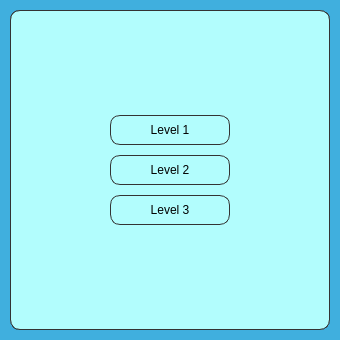
Qt form data/menu_ui/menu.ui (volinvd/pg_game) before a commit.
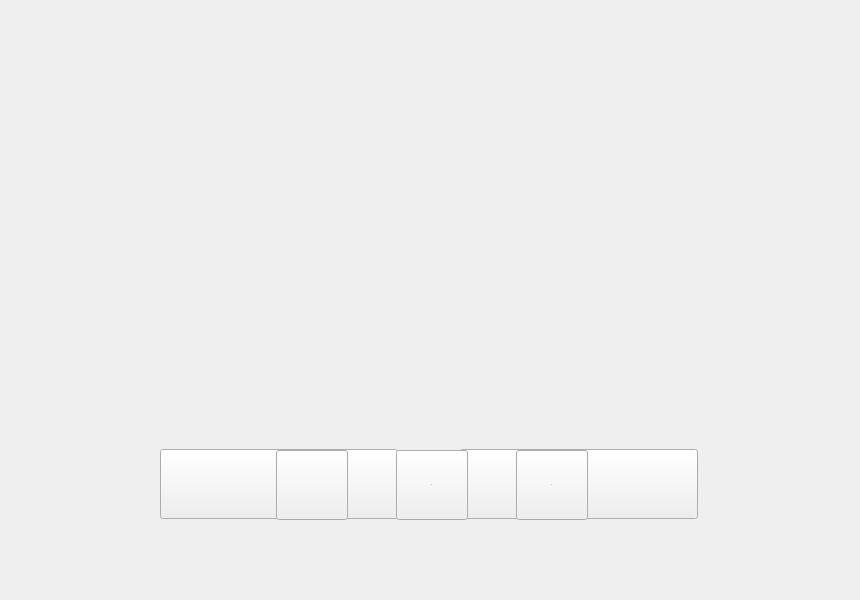
The same form after that commit. Icons and pictures are not drawn.

Diff of the .ui file:
```diff
--- a/data/menu_ui/menu.ui
+++ b/data/menu_ui/menu.ui
@@ -6,122 +6,160 @@
    <rect>
     <x>0</x>
     <y>0</y>
-    <width>340</width>
-    <height>340</height>
+    <width>860</width>
+    <height>600</height>
    </rect>
   </property>
   <property name="windowTitle">
    <string>MainWindow</string>
   </property>
   <property name="styleSheet">
-   <string notr="true">background-color: rgb(64, 175, 222)</string>
+   <string notr="true"/>
   </property>
   <widget class="QWidget" name="centralwidget">
    <widget class="QWidget" name="main_menu" native="true">
     <property name="geometry">
      <rect>
-      <x>10</x>
-      <y>10</y>
-      <width>320</width>
-      <height>320</height>
+      <x>0</x>
+      <y>449</y>
+      <width>861</width>
+      <height>71</height>
      </rect>
     </property>
     <property name="styleSheet">
-     <string notr="true">border: 1px solid #333;
-border-radius: 10px;
-background-color:rgb(178, 253, 253)</string>
+     <string notr="true"/>
     </property>
     <widget class="QPushButton" name="settings">
      <property name="geometry">
       <rect>
-       <x>100</x>
-       <y>185</y>
-       <width>120</width>
-       <height>30</height>
+       <x>460</x>
+       <y>0</y>
+       <width>238</width>
+       <height>70</height>
       </rect>
      </property>
-     <property name="text">
-      <string>Settings</string>
+     <property name="styleSheet">
+      <string notr="true">background-color: &quot;#081c16&quot;;</string>
      </property>
-    </widget>
-    <widget class="QPushButton" name="continue_game">
-     <property name="geometry">
-      <rect>
-       <x>100</x>
-       <y>145</y>
-       <width>120</width>
-       <height>30</height>
-      </rect>
-     </property>
      <property name="text">
-      <string>Continue The Game</string>
+      <string/>
      </property>
     </widget>
     <widget class="QPushButton" name="new_game">
      <property name="geometry">
       <rect>
-       <x>100</x>
-       <y>105</y>
-       <width>120</width>
-       <height>30</height>
+       <x>160</x>
+       <y>0</y>
+       <width>238</width>
+       <height>70</height>
       </rect>
      </property>
+     <property name="styleSheet">
+      <string notr="true">background-color: &quot;#081c16&quot;;</string>
+     </property>
      <property name="text">
-      <string>New Game</string>
+      <string/>
      </property>
     </widget>
    </widget>
+   <widget class="QLabel" name="label">
+    <property name="geometry">
+     <rect>
+      <x>0</x>
+      <y>0</y>
+      <width>861</width>
+      <height>601</height>
+     </rect>
+    </property>
+    <property name="styleSheet">
+     <string notr="true">background-image: url('data/menu_ui/фон.png');</string>
+    </property>
+    <property name="text">
+     <string/>
+    </property>
+   </widget>
    <widget class="QWidget" name="levels" native="true">
     <property name="geometry">
      <rect>
-      <x>10</x>
-      <y>10</y>
-      <width>320</width>
-      <height>320</height>
+      <x>0</x>
+      <y>430</y>
+      <width>861</width>
+      <height>101</height>
      </rect>
     </property>
     <property name="styleSheet">
-     <string notr="true">border: 1px solid #333;
-border-radius: 10px;
-background-color:rgb(178, 253, 253)</string>
+     <string notr="true"/>
     </property>
     <widget class="QPushButton" name="third_level">
      <property name="geometry">
       <rect>
-       <x>100</x>
-       <y>185</y>
-       <width>120</width>
-       <height>30</height>
+       <x>516</x>
+       <y>20</y>
+       <width>72</width>
+       <height>70</height>
       </rect>
      </property>
+     <property name="font">
+      <font>
+       <pointsize>1</pointsize>
+      </font>
+     </property>
+     <property name="styleSheet">
+      <string notr="true">background-color: &quot;#081c16&quot;;</string>
+     </property>
      <property name="text">
-      <string>Level 3</string>
+      <string>3</string>
      </property>
     </widget>
     <widget class="QPushButton" name="second_level">
      <property name="geometry">
       <rect>
-       <x>100</x>
-       <y>145</y>
-       <width>120</width>
-       <height>30</height>
+       <x>396</x>
+       <y>20</y>
+       <width>72</width>
+       <height>70</height>
       </rect>
      </property>
+     <property name="font">
+      <font>
+       <pointsize>1</pointsize>
+      </font>
+     </property>
+     <property name="styleSheet">
+      <string notr="true">background-color: &quot;#081c16&quot;;</string>
+     </property>
      <property name="text">
-      <string>Level 2</string>
+      <string>2</string>
      </property>
     </widget>
     <widget class="QPushButton" name="first_level">
      <property name="geometry">
       <rect>
-       <x>100</x>
-       <y>105</y>
-       <width>120</width>
-       <height>30</height>
+       <x>276</x>
+       <y>20</y>
+       <width>72</width>
+       <height>70</height>
       </rect>
      </property>
+     <property name="font">
+      <font>
+       <family>MS Shell Dlg 2</family>
+       <pointsize>1</pointsize>
+       <kerning>false</kerning>
+      </font>
+     </property>
+     <property name="contextMenuPolicy">
+      <enum>Qt::NoContextMenu</enum>
+     </property>
+     <property name="layoutDirection">
+      <enum>Qt::LeftToRight</enum>
+     </property>
+     <property name="styleSheet">
+      <string notr="true">background-color: &quot;#081c16&quot;;
+color:transparent</string>
+     </property>
      <property name="text">
-      <string>Level 1</string>
+      <string notr="true">1</string>
      </property>
     </widget>
    </widget>
```
Left out of the diff: 3 changed lines with no effect on the pictures.
